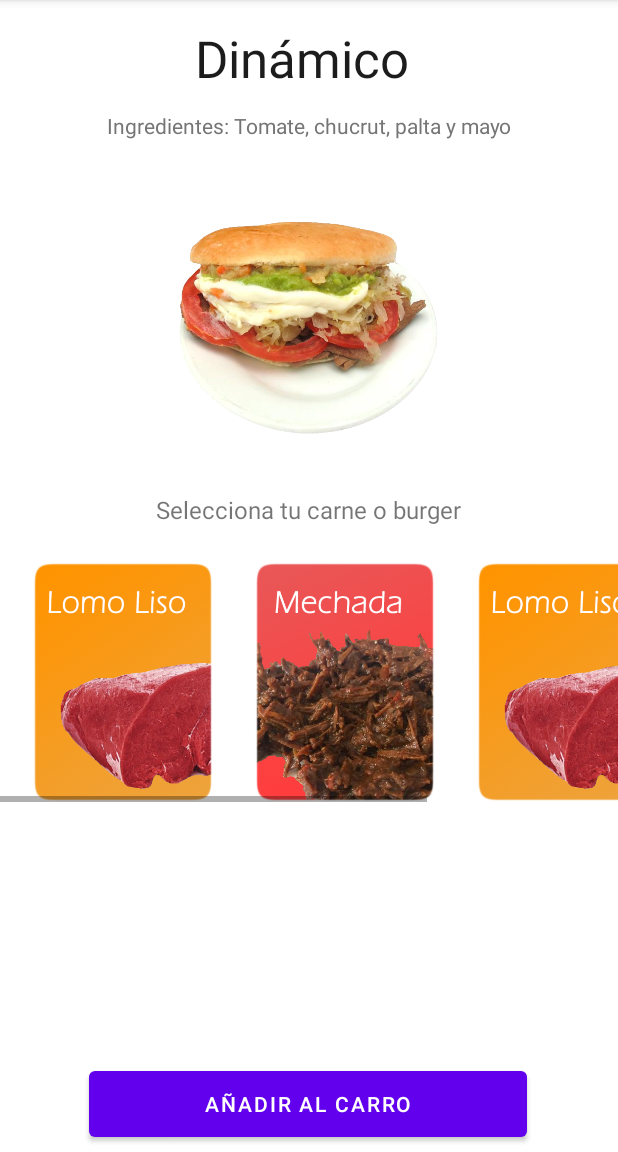
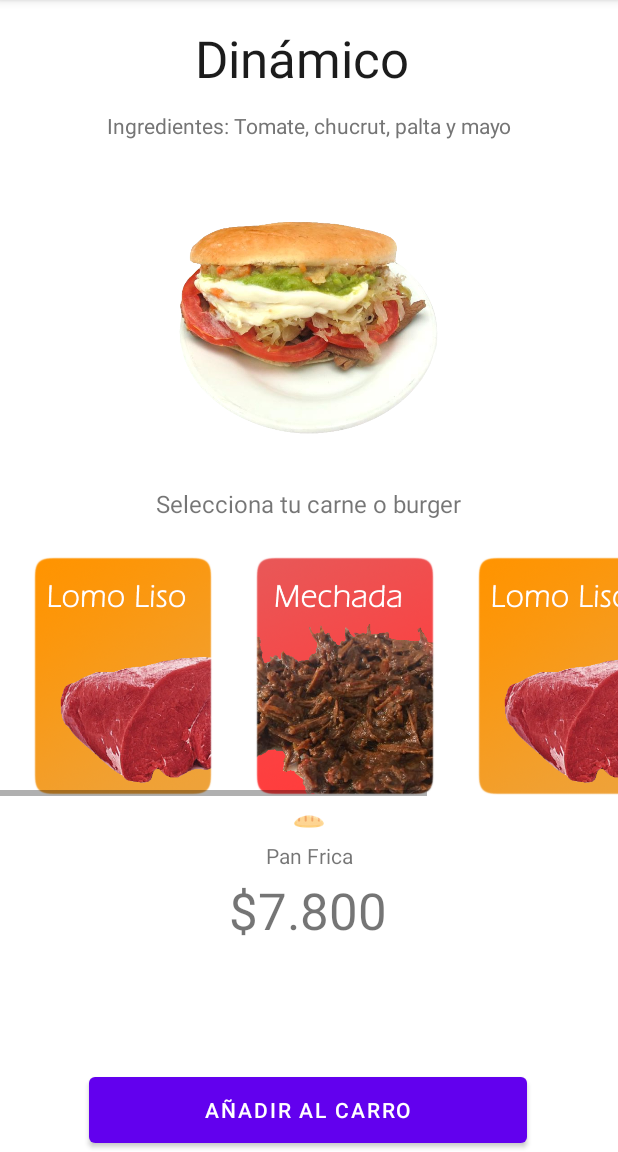
Before and after one commit to techicode/start, an Android app: the DetalleProducto screen opened directly, with no data from a screen before it, on a phone screen of 412 x 824 dp, the part 84-1236 px from its top. Run offline under Robolectric (Android 15) with nearby library versions, the phone set to English and light mode, and no system bars; Roboto replaces fonts that are not available here.

Commit message:
fixed vertical scroll, add price and bread type

```diff
--- a/app/src/main/res/layout/activity_detalle_producto.xml
+++ b/app/src/main/res/layout/activity_detalle_producto.xml
@@ -5,6 +5,22 @@
         android:layout_width="match_parent"
         android:layout_height="match_parent"
         tools:context=".DetalleProducto">
+
+    <ScrollView
+            android:layout_width="match_parent"
+            android:layout_height="match_parent"
+            android:orientation="vertical"
+
+            tools:layout_editor_absoluteX="37dp"
+            app:layout_constraintBottom_toBottomOf="parent"
+            android:fillViewport="true">
+
+        <androidx.constraintlayout.widget.ConstraintLayout
+                android:layout_width="match_parent"
+                android:layout_height="wrap_content"
+                android:orientation="vertical"
+                tools:layout_editor_absoluteY="1dp"
+                android:paddingBottom="70dp">
 
             <TextView
                     android:text="@string/dinamico"
@@ -20,17 +36,6 @@
                     android:fontFamily="sans-serif"
                     android:typeface="normal"
                     android:lineSpacingExtra="8sp" />
-
-    <Button
-            android:text="@string/btn_add_cart"
-            android:layout_width="292dp"
-            android:layout_height="56dp"
-            android:id="@+id/button"
-            app:layout_constraintStart_toStartOf="parent"
-            app:layout_constraintEnd_toEndOf="parent"
-            app:layout_constraintBottom_toBottomOf="parent"
-            android:layout_marginBottom="4dp"
-            app:layout_constraintHorizontal_bias="0.495" />
 
             <TextView
                     android:text="@string/dinamico_ingre"
@@ -55,6 +60,7 @@
                     android:layout_marginTop="16dp"
                     app:layout_constraintTop_toBottomOf="@+id/textView2" />
 
+
             <TextView
                     android:text="@string/select_meat"
                     android:layout_width="wrap_content"
@@ -64,16 +70,13 @@
                     app:layout_constraintEnd_toEndOf="parent"
                     android:textSize="16sp"
                     app:layout_constraintHorizontal_bias="0.497"
-            android:layout_marginTop="8dp"
+                    android:layout_marginTop="4dp"
                     app:layout_constraintTop_toBottomOf="@+id/imageView2" />
-
 
             <HorizontalScrollView
                     android:layout_width="wrap_content"
                     android:layout_height="wrap_content"
-
                     android:id="@+id/horizontalScrollView"
-
                     app:layout_constraintTop_toBottomOf="@+id/textView3"
                     android:layout_marginTop="24dp"
                     app:layout_constraintStart_toStartOf="parent"
@@ -131,5 +134,51 @@
                 </LinearLayout>
             </HorizontalScrollView>
 
+            <TextView
+                    android:text="@string/pan_frica"
+                    android:layout_width="wrap_content"
+                    android:layout_height="wrap_content"
+                    android:id="@+id/textView4"
+                    app:layout_constraintEnd_toEndOf="@+id/textView5"
+                    app:layout_constraintStart_toStartOf="@+id/textView5"
+                    app:layout_constraintTop_toBottomOf="@+id/imageView"
+                    app:layout_constraintHorizontal_bias="0.521" />
+
+            <TextView
+                    android:text="@string/precioDinamicoLomo"
+                    android:layout_width="wrap_content"
+                    android:layout_height="wrap_content"
+                    android:id="@+id/textView5"
+                    app:layout_constraintTop_toBottomOf="@+id/textView4"
+                    android:layout_marginTop="4dp"
+                    app:layout_constraintStart_toStartOf="parent"
+                    app:layout_constraintEnd_toEndOf="parent"
+                    android:textSize="34sp"
+                    app:layout_constraintHorizontal_bias="0.498" />
+
+            <ImageView
+                    android:layout_width="32dp"
+                    android:layout_height="26dp"
+                    app:srcCompat="@drawable/bread"
+                    android:id="@+id/imageView"
+                    app:layout_constraintTop_toBottomOf="@+id/horizontalScrollView"
+                    android:layout_marginTop="4dp"
+                    app:layout_constraintStart_toStartOf="parent"
+                    app:layout_constraintEnd_toEndOf="parent" />
+
 
         </androidx.constraintlayout.widget.ConstraintLayout>
+    </ScrollView>
+
+    <Button
+            android:text="@string/btn_add_cart"
+            android:layout_width="292dp"
+            android:layout_height="56dp"
+            android:id="@+id/button"
+            app:layout_constraintStart_toStartOf="parent"
+            app:layout_constraintEnd_toEndOf="parent"
+            app:layout_constraintBottom_toBottomOf="parent"
+            app:layout_constraintHorizontal_bias="0.495"
+            app:layout_constraintVertical_bias="1.0"
+            android:layout_marginTop="32dp" />
+</androidx.constraintlayout.widget.ConstraintLayout>
--- a/app/src/main/res/values/strings.xml
+++ b/app/src/main/res/values/strings.xml
@@ -4,5 +4,7 @@
     <string name="btn_add_cart">Añadir al carro</string>
     <string name="select_meat">Selecciona tu carne o burger</string>
     <string name="dinamico_ingre">Ingredientes: Tomate, chucrut, palta y mayo</string>
+    <string name="pan_frica">Pan Frica</string>
+    <string name="precioDinamicoLomo">$7.800</string>
     <string name="back_text">&lt;</string>
 </resources>
```
Also changed, not shown: app/src/main/res/drawable-v24/bread.png (added), app/src/main/res/drawable/bread.png (added). Lines whose indentation alone changed are shown as unchanged.
